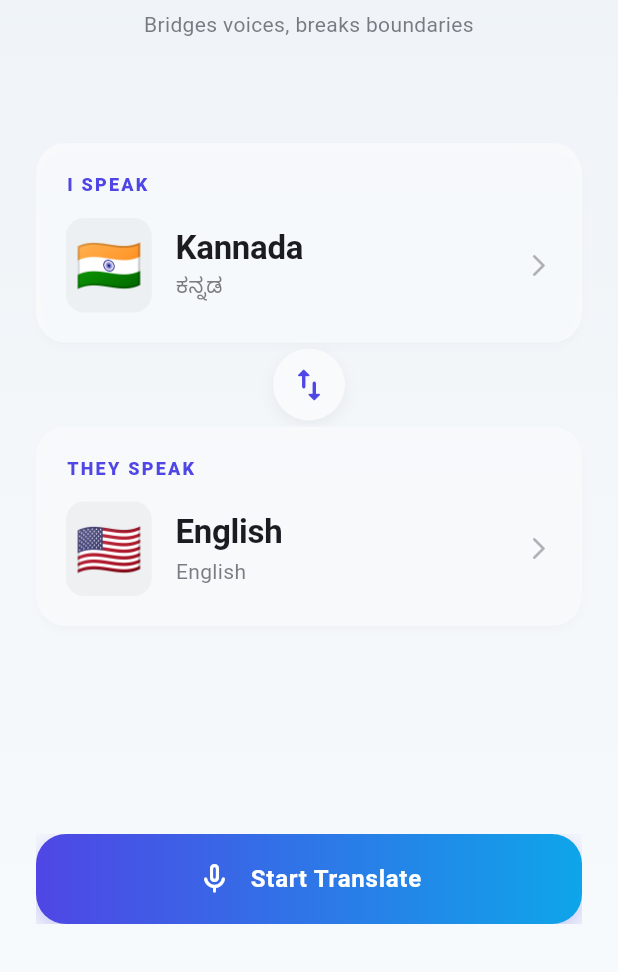
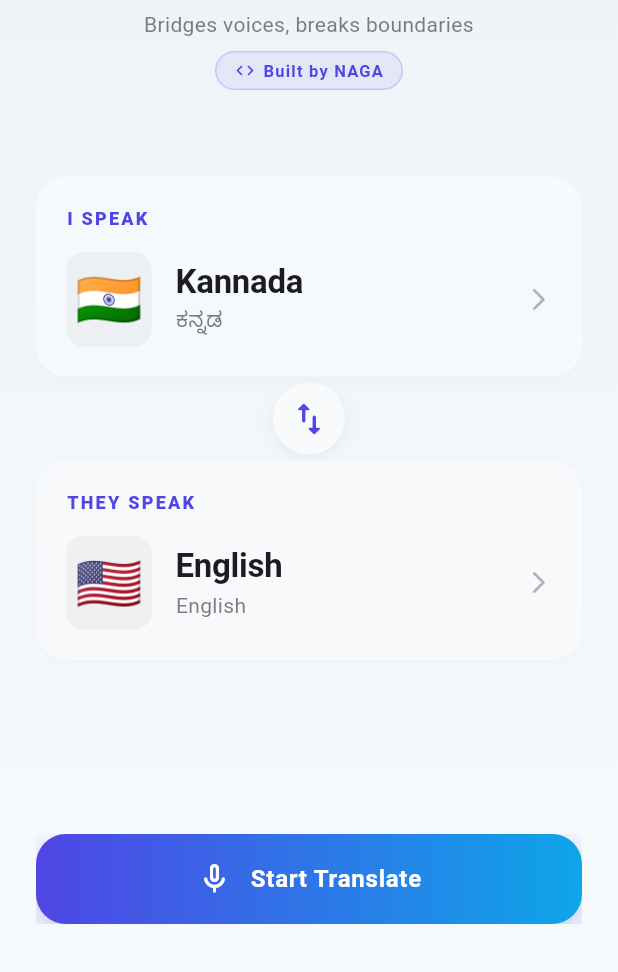
Before and after one commit to nagasumukh01/lang_translate_app, a Flutter app: the screen it shows after launch, after a tap on the "swap vert" icon, on a phone screen of 412 x 824 dp, the part 264-1236 px from its top. Run offline on Flutter 3.47's test engine with Material 3 defaults, Android fonts, the phone set to English and light mode, and no system bars; our stand-ins replace flutter_riverpod, flutter_tts, go_router, hive, hive_flutter, speech_to_text; accounts and stored records are empty.

Commit message:
feat: add 'Built by NAGA' badge alongside quote on splash and home screens

```diff
--- a/lib/presentation/screens/home/home_screen.dart
+++ b/lib/presentation/screens/home/home_screen.dart
@@ -168,6 +168,39 @@ class _HomeScreenState extends ConsumerState<HomeScreen> {
                   textAlign: TextAlign.center,
                   style: theme.textTheme.bodyMedium?.copyWith(
                     color: theme.colorScheme.onSurfaceVariant.withOpacity(0.7),
+                  ),
+                ),
+                const SizedBox(height: 8),
+                Center(
+                  child: Container(
+                    padding: const EdgeInsets.symmetric(horizontal: 12, vertical: 4),
+                    decoration: BoxDecoration(
+                      color: theme.colorScheme.primary.withOpacity(0.08),
+                      borderRadius: BorderRadius.circular(20),
+                      border: Border.all(
+                        color: theme.colorScheme.primary.withOpacity(0.2),
+                        width: 1,
+                      ),
+                    ),
+                    child: Row(
+                      mainAxisSize: MainAxisSize.min,
+                      children: [
+                        Icon(
+                          Icons.code_rounded,
+                          size: 14,
+                          color: theme.colorScheme.primary,
+                        ),
+                        const SizedBox(width: 5),
+                        Text(
+                          'Built by NAGA',
+                          style: theme.textTheme.labelSmall?.copyWith(
+                            fontWeight: FontWeight.w700,
+                            letterSpacing: 0.8,
+                            color: theme.colorScheme.primary,
+                          ),
+                        ),
+                      ],
+                    ),
                   ),
                 ),
                 const Spacer(),
--- a/lib/presentation/screens/splash/splash_screen.dart
+++ b/lib/presentation/screens/splash/splash_screen.dart
@@ -86,7 +86,39 @@ class _SplashScreenState extends State<SplashScreen> with SingleTickerProviderSt
                   'Speak your language.\nUnderstand theirs.',
                   textAlign: TextAlign.center,
                   style: theme.textTheme.bodyLarge?.copyWith(
-                    color: theme.colorScheme.onBackground.withOpacity(0.7),
+                    color: theme.colorScheme.onSurface.withOpacity(0.7),
+                    fontStyle: FontStyle.italic,
+                  ),
+                ),
+                const SizedBox(height: 24),
+                Container(
+                  padding: const EdgeInsets.symmetric(horizontal: 16, vertical: 6),
+                  decoration: BoxDecoration(
+                    color: theme.colorScheme.primary.withOpacity(0.1),
+                    borderRadius: BorderRadius.circular(20),
+                    border: Border.all(
+                      color: theme.colorScheme.primary.withOpacity(0.3),
+                      width: 1,
+                    ),
+                  ),
+                  child: Row(
+                    mainAxisSize: MainAxisSize.min,
+                    children: [
+                      Icon(
+                        Icons.code_rounded,
+                        size: 16,
+                        color: theme.colorScheme.primary,
+                      ),
+                      const SizedBox(width: 6),
+                      Text(
+                        'Built by NAGA',
+                        style: theme.textTheme.labelMedium?.copyWith(
+                          fontWeight: FontWeight.w800,
+                          letterSpacing: 1.2,
+                          color: theme.colorScheme.primary,
+                        ),
+                      ),
+                    ],
                   ),
                 ),
               ],
```
